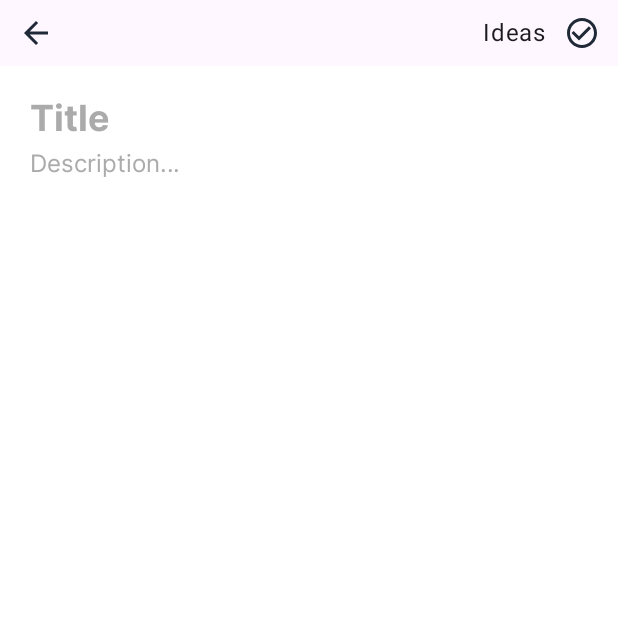
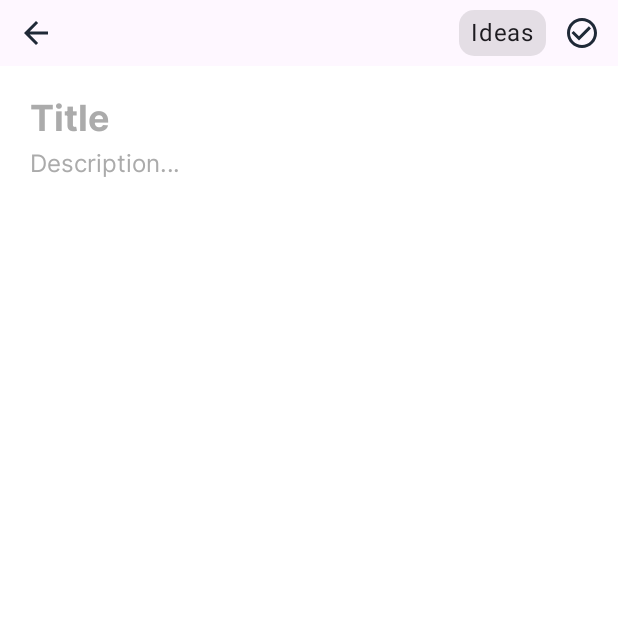
Before and after one commit to Ruzibekov/Think, an Android app built with Jetpack Compose: a screen of MainActivity opened through its navigation route, on a phone screen of 412 x 824 dp, the top half of it. Run offline under Robolectric (Android 15) with nearby library versions, the phone set to English and light mode, and no system bars; our stand-ins replace Room's generated code.

Commit message:
fix: BaseNoteDetailsScreenView design

```diff
--- a/app/src/main/java/com/ruzibekov/think/ui/screens/components/BaseNoteDetailsScreenView.kt
+++ b/app/src/main/java/com/ruzibekov/think/ui/screens/components/BaseNoteDetailsScreenView.kt
@@ -9,11 +9,13 @@ import androidx.compose.foundation.layout.fillMaxSize
 import androidx.compose.foundation.layout.fillMaxWidth
 import androidx.compose.foundation.layout.height
 import androidx.compose.foundation.layout.padding
+import androidx.compose.foundation.shape.RoundedCornerShape
 import androidx.compose.material3.ExperimentalMaterial3Api
 import androidx.compose.material3.Icon
 import androidx.compose.material3.IconButton
 import androidx.compose.material3.MaterialTheme
 import androidx.compose.material3.Scaffold
+import androidx.compose.material3.Surface
 import androidx.compose.material3.Text
 import androidx.compose.runtime.Composable
 import androidx.compose.runtime.remember
@@ -32,6 +34,7 @@ import com.ruzibekov.think.ui.screens.details.components.DetailsTextField
 import com.ruzibekov.think.ui.screens.main.listeners.MainListeners
 import com.ruzibekov.think.ui.state.MainState
 import com.ruzibekov.think.ui.theme.Inter
+import com.ruzibekov.think.ui.theme.ThinkColor
 import com.ruzibekov.think.ui.theme.ThinkIcon
 import com.ruzibekov.think.ui.theme.space_20
 
@@ -64,12 +67,17 @@ object BaseNoteDetailsScreenView {
 
                     Spacer(modifier = Modifier.weight(1f))
 
-                    Text(
-                        text = state.noteEditCategory.value.title,
-                        modifier = Modifier.clickable {
-                            listeners.showCategoryChangeDialog()
-                        },
-                    )
+                    Surface(
+                        shape = RoundedCornerShape(10.dp),
+                        color = ThinkColor.Black_10
+                    ) {
+                        Text(
+                            text = state.noteEditCategory.value.title,
+                            modifier = Modifier
+                                .clickable { listeners.showCategoryChangeDialog() }
+                                .padding(horizontal = 8.dp, vertical = 3.dp),
+                        )
+                    }
 
                     IconButton(
                         onClick = onDone,
--- a/app/src/main/java/com/ruzibekov/think/ui/screens/details/DetailsScreenView.kt
+++ b/app/src/main/java/com/ruzibekov/think/ui/screens/details/DetailsScreenView.kt
@@ -11,7 +11,6 @@ object DetailsScreenView {
     @Composable
     fun Default(state: MainState, listeners: MainListeners) {
         state.selectedNote.value?.let { note ->
-
             BaseNoteDetailsScreenView.Default(
                 state = state,
                 listeners = listeners,
--- a/app/src/main/java/com/ruzibekov/think/ui/theme/Color.kt
+++ b/app/src/main/java/com/ruzibekov/think/ui/theme/Color.kt
@@ -19,6 +19,7 @@ object ThinkColor {
     val DarkGray = Color(0xFF7C7C7C)
     val Dark = Color(0xFF131313)
     val Black = Color(0xFF000000)
+    val Black_10 = Color(0x1A000000)
 
     val PinkLace = Color(0xFFFFD8F4)
     val Flavescent = Color(0xFFFDE99D)
```
